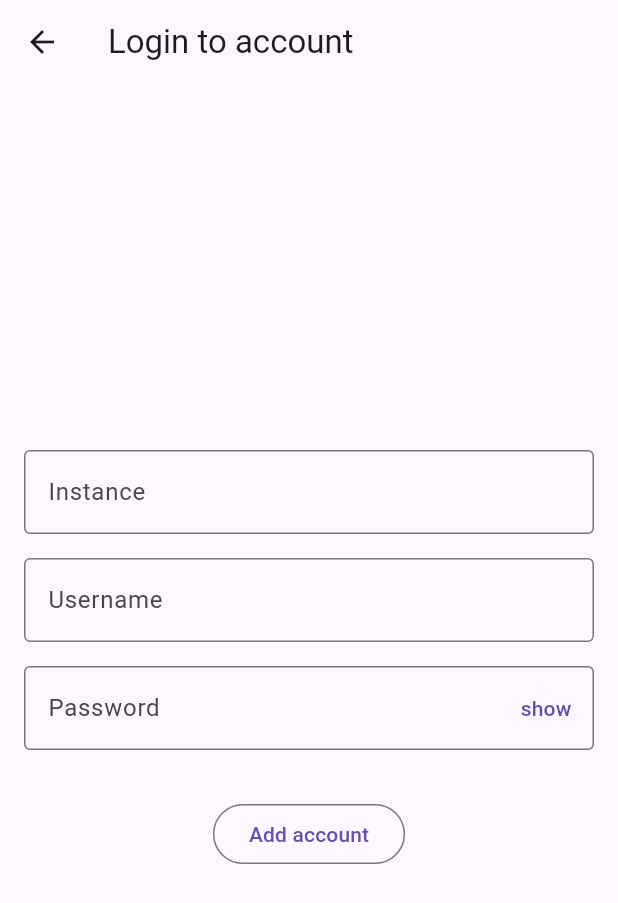
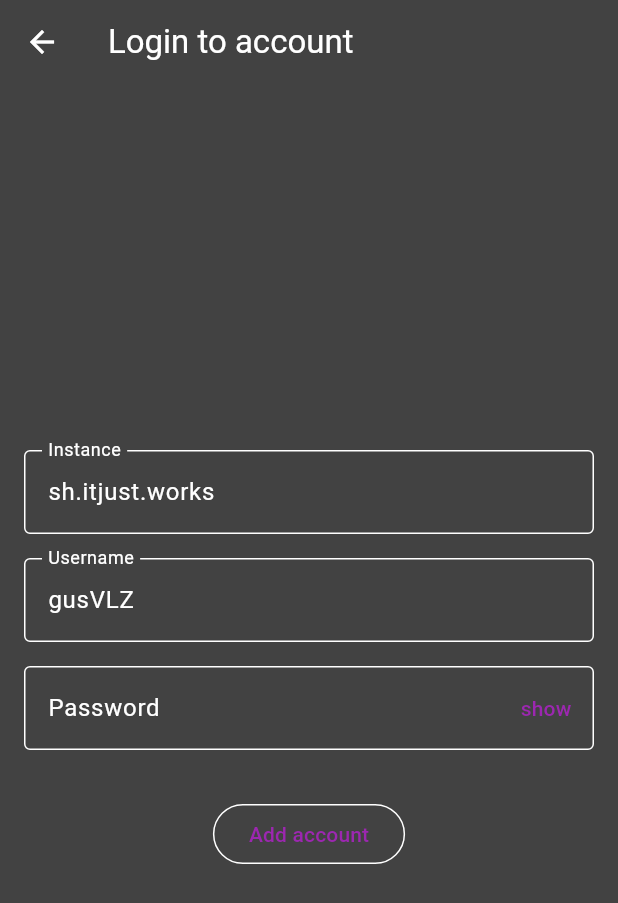
Before and after one commit to gusVLZ/lemmy_handshake, a Flutter app: the screen it shows after launch, after a tap on the "add" icon, on a phone screen of 412 x 824 dp. Shown: the top 903 px of the screen. Run offline on Flutter 3.47's test engine with Material 2 defaults, Android fonts, the phone set to English and light mode, and no system bars; drawn by our look-alikes of dynamic_color; our stand-ins replace flutter_secure_storage, get_time_ago, logger, sqflite, sqflite_common_ffi; accounts and stored records are empty.

Commit message:
redesign and sync fixes

```diff
--- a/lib/main.dart
+++ b/lib/main.dart
@@ -1,3 +1,4 @@
+import 'package:dynamic_color/dynamic_color.dart';
 import 'package:flutter/material.dart';
 import 'package:lemmy_account_sync/add_account.dart';
 import 'package:lemmy_account_sync/model/account.dart';
@@ -14,23 +15,37 @@
 }
 
 class MyApp extends StatelessWidget {
+  static final _defaultLightColorScheme =
+      ColorScheme.fromSwatch(primarySwatch: Colors.purple);
+
+  static final _defaultDarkColorScheme = ColorScheme.fromSwatch(
+      primarySwatch: Colors.purple, brightness: Brightness.dark);
   const MyApp({super.key});
 
   @override
   Widget build(BuildContext context) {
+    return DynamicColorBuilder(
+      builder: (lightColorScheme, darkColorScheme) {
         return MaterialApp(
           title: 'Lemmy Account Sync',
-        debugShowCheckedModeBanner: false,
-        themeMode: ThemeMode.system,
           theme: ThemeData(
+            colorScheme: lightColorScheme ?? _defaultLightColorScheme,
             useMaterial3: true,
-          primarySwatch: Colors.green,
           ),
+          darkTheme: ThemeData(
+            colorScheme: darkColorScheme ?? _defaultDarkColorScheme,
+            useMaterial3: true,
+          ),
+          themeMode: ThemeMode.dark,
           home: const MyHomePage(),
           routes: {
             "home": (context) => const MyHomePage(),
             "add_account": (context) => const AddAccount()
-        });
+          },
+          debugShowCheckedModeBanner: false,
+        );
+      },
+    );
   }
 }
 
@@ -49,7 +64,7 @@
     Navigator.of(context).pushNamed("add_account");
   }
 
-  void refreshAccounts() {
+  Future<void> refreshAccounts() async {
     _dbHelper.startDatabase().then((dbConnection) => {
           AccountRepo(dbConnection: dbConnection).getAll().then((accs) {
             setState(() {
@@ -60,7 +75,8 @@
   }
 
   void _syncItAll() {
-    SyncMotor.createAsync().then((value) => value.syncAccounts());
+    SyncMotor.createAsync().then((motor) =>
+        motor.syncAccounts().then((syncResult) => refreshAccounts()));
   }
 
   @override
@@ -75,21 +91,21 @@
       appBar: AppBar(
         title: const Text(
           "Lemmy Account Sync",
-          style: TextStyle(color: Colors.white),
         ),
-        backgroundColor: Colors.green[600],
+        backgroundColor: Theme.of(context).colorScheme.background,
       ),
-      backgroundColor: Colors.white,
+      backgroundColor: Theme.of(context).colorScheme.background,
       body: Center(
           child: Padding(
               padding: const EdgeInsets.all(20),
+              child: RefreshIndicator(
+                onRefresh: () => refreshAccounts(),
                 child: accounts.isEmpty
                     ? Text(
                         'No accounts binded, add two at least to sync them',
                         style: Theme.of(context).textTheme.labelLarge,
                       )
-            : Column(
-                mainAxisAlignment: MainAxisAlignment.start,
+                    : ListView(
                         children: [
                           ...accounts
                               .map((e) => AccountItem(
@@ -97,10 +113,18 @@
                                     onDelete: refreshAccounts,
                                   ))
                               .toList(),
-                  OutlinedButton(onPressed: _syncItAll, child: Text("Sync"))
+                          OutlinedButton(
+                              onPressed: _syncItAll, child: const Text("Sync")),
+                          OutlinedButton(
+                              onPressed: () {
+                                Db()
+                                    .purgeDataBase()
+                                    .then((value) => refreshAccounts());
+                              },
+                              child: const Text("DELETE DB"))
                         ],
                       ),
-      )),
+              ))),
       floatingActionButton: FloatingActionButton(
         onPressed: _addAccount,
         tooltip: 'Add account',
--- a/lib/model/account.dart
+++ b/lib/model/account.dart
@@ -1,9 +1,10 @@
 import 'dart:core';
 
 class Account {
-  final String accountId;
+  int? id;
+  final String externalId;
   final String username;
-  final String password;
+  String? password;
   final String instance;
   final int nuSubscription;
   final int nuPost;
@@ -11,9 +12,10 @@
   DateTime? lastSync;
   String? profileUrl;
   Account({
-    required this.accountId,
+    this.id,
+    required this.externalId,
     required this.username,
-    required this.password,
+    this.password,
     required this.instance,
     required this.nuSubscription,
     required this.nuPost,
@@ -22,11 +24,38 @@
     this.profileUrl,
   });
 
+  factory Account.fromJson(Map<String, dynamic> json) {
+    return Account(
+      externalId: json['accountId'],
+      username: json['username'],
+      instance: json['instance'],
+      lastSync: json['lastSync'],
+      nuSubscription: json['nuSubscription'],
+      nuPost: json['nuPost'],
+      nuComment: json['nuComment'],
+      profileUrl: json['profileUrl'],
+    );
+  }
+
+  factory Account.fromDb(Map<String, dynamic> json) {
+    return Account(
+      id: json['id'],
+      externalId: json['externalId'],
+      username: json['username'],
+      instance: json['instance'],
+      lastSync: DateTime.tryParse(json['lastSync'] ?? ""),
+      nuSubscription: json['nuSubscription'],
+      nuPost: json['nuPost'],
+      nuComment: json['nuComment'],
+      profileUrl: json['profileUrl'],
+    );
+  }
+
   Map<String, dynamic> toMap() {
     return {
-      'accountId': accountId,
+      'id': id,
+      'externalId': externalId,
       'username': username,
-      'password': password,
       'instance': instance,
       'nuSubscription': nuSubscription,
       'nuPost': nuPost,
--- a/lib/util/db.dart
+++ b/lib/util/db.dart
@@ -11,9 +11,9 @@
         onCreate: (Database db, int version) async {
       await db.execute('''
         CREATE TABLE IF NOT EXISTS accounts(
-          accountId TEXT PRIMARY KEY,
+          id INTEGER PRIMARY KEY AUTOINCREMENT,
+          externalId TEXT UNIQUE,
           username TEXT,
-          password TEXT,
           instance TEXT,
           lastSync TEXT,
           profileUrl TEXT,
@@ -24,12 +24,13 @@
       ''');
       await db.execute('''
         CREATE TABLE IF NOT EXISTS communities(
-          communityId TEXT PRIMARY KEY,
-          accountId TEXT,
+          id INTEGER PRIMARY KEY AUTOINCREMENT,
+          externalId TEXT,
+          accountId INTEGER,
           community TEXT,
           createdAt TEXT,
           removedAt TEXT,
-          FOREIGN KEY (accountId) REFERENCES accounts(accountId)
+          FOREIGN KEY (accountId) REFERENCES accounts(id)
         )
       ''');
     });
@@ -44,4 +45,10 @@
       version: 1, // This should be the version of the database schema
     );
   }
+
+  Future<void> purgeDataBase() async {
+    final dbPath = await getDatabasesPath();
+    final path = join(dbPath, 'accountSync.db');
+    deleteDatabase(path);
+  }
 }
--- a/lib/widgets/confirmation.dart
+++ b/lib/widgets/confirmation.dart
@@ -24,7 +24,7 @@
             TextButton(
               child: const Text('Cancel'),
               onPressed: () {
-                callbackOnCancel!();
+                if (callbackOnCancel != null) callbackOnCancel();
                 Navigator.of(context).pop(); // Close the dialog
               },
             ),
```
Also changed, not shown: lib/add_account.dart (+40 -26 lines), lib/dto/sync_response.dart (+9 -0 lines), lib/model/community.dart (+25 -11 lines), lib/repository/account_repo.dart (+22 -15 lines), lib/repository/comunity_repo.dart (+13 -19 lines), lib/util/sync_motor.dart (+45 -21 lines), lib/widgets/account_item.dart (+48 -82 lines), pubspec.lock, 6 other files. Lines whose indentation alone changed are shown as unchanged.
